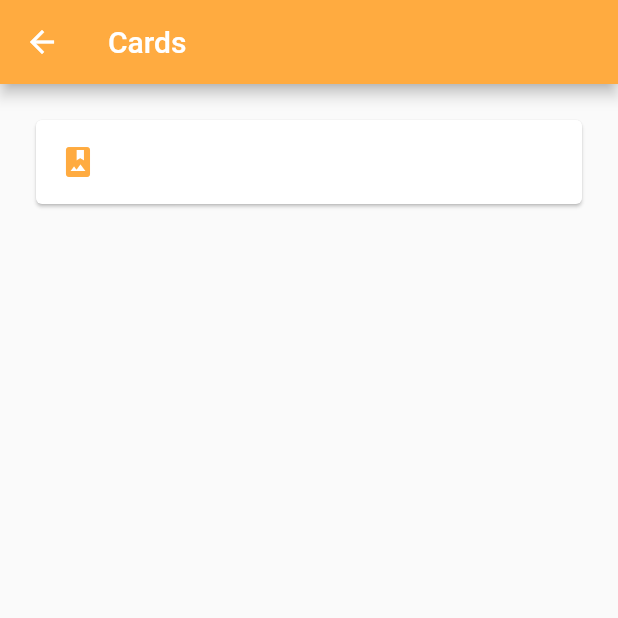
After one commit to jparadae/v-sos, a Flutter app: the CardPage screen opened by its route, on a phone screen of 412 x 824 dp, the top half of it. The commit adds this screen. Run offline on Flutter 3.47's test engine with Material 2 defaults, Android fonts, the phone set to English and light mode, and no system bars.

Commit message:
add cards

```diff
--- a/data/menu_provider.json
+++ b/data/menu_provider.json
@@ -7,13 +7,13 @@
         "text": "Alarmas"
     },
     {
-        "ruta": "avatar",
+        "ruta": "contactos",
         "icon": "accesibility",
         "text": "Avatars"
     },
 
     {
-        "ruta": "folder",
+        "ruta": "cards",
         "icon": "folder_open",
         "text": "Folder"
     }
--- a/lib/main.dart
+++ b/lib/main.dart
@@ -1,4 +1,6 @@
 import 'package:flutter/material.dart';
+import 'package:v_sos/src/pages/alarmsum_page.dart';
+import 'package:v_sos/src/pages/cards.dart';
 import 'package:v_sos/src/pages/contactos.dart';
 import 'package:v_sos/src/pages/home.dart';
 import 'package:v_sos/src/pages/home_pagetemp.dart';
@@ -18,8 +20,7 @@ class MyApp extends StatelessWidget {
       routes: getApplicationRoutes(),
       onGenerateRoute: (RouteSettings settings) {
         print('nombre ruta: ${settings.name}');
-        return MaterialPageRoute(
-            builder: (BuildContext context) => Contactos());
+        //return MaterialPageRoute(builder: (BuildContext context) => CardPage());
       },
     );
   }
--- /dev/null
+++ b/lib/src/pages/cards.dart
@@ -0,0 +1,40 @@
+import 'package:flutter/material.dart';
+
+//Esta sera la pagina temporal de los menus
+class CardPage extends StatelessWidget {
+  // This widget is the root of your application.
+  final estiloText = new TextStyle(fontSize: 20);
+  final opciones = ['Contac1', 'Contact2'];
+
+  @override
+  Widget build(BuildContext context) {
+    return Scaffold(
+      appBar: AppBar(
+        title: Text('Cards'),
+        backgroundColor: Colors.orangeAccent,
+      ),
+      body: ListView(
+        padding: EdgeInsets.all(20),
+        children: <Widget>[
+          _cardTipo1(),
+        ],
+      ),
+    );
+  }
+
+  //Card1
+  Widget _cardTipo1() {
+    return Card(
+      child: Column(
+        children: <Widget>[
+          ListTile(
+            leading: Icon(
+              Icons.photo_album,
+              color: Colors.orangeAccent,
+            ),
+          )
+        ],
+      ),
+    );
+  }
+}
--- a/lib/src/pages/home.dart
+++ b/lib/src/pages/home.dart
@@ -1,7 +1,7 @@
 import 'package:flutter/material.dart';
-import 'package:v_sos/src/pages/contactos.dart';
+//import 'package:v_sos/src/pages/contactos.dart';
 import 'package:v_sos/src/providers/menu.dart';
-import 'package:v_sos/src/routes/routes.dart';
+//import 'package:v_sos/src/routes/routes.dart';
 //utils
 import 'package:v_sos/src/utils/icono_string.dart';
 
--- a/lib/src/routes/routes.dart
+++ b/lib/src/routes/routes.dart
@@ -1,5 +1,6 @@
 import 'package:flutter/material.dart';
 import 'package:v_sos/src/pages/alarmsum_page.dart';
+import 'package:v_sos/src/pages/cards.dart';
 import 'package:v_sos/src/pages/contactos.dart';
 import 'package:v_sos/src/pages/home.dart';
 
@@ -7,6 +8,7 @@ Map<String, WidgetBuilder> getApplicationRoutes() {
   return <String, WidgetBuilder>{
     '/': (BuildContext context) => HomePage(),
     '/alert': (BuildContext context) => CountAlarmPage(),
-    '/avatar': (BuildContext context) => Contactos(),
+    '/contactos': (BuildContext context) => Contactos(),
+    '/cards': (BuildContext context) => CardPage(),
   };
 }
```
